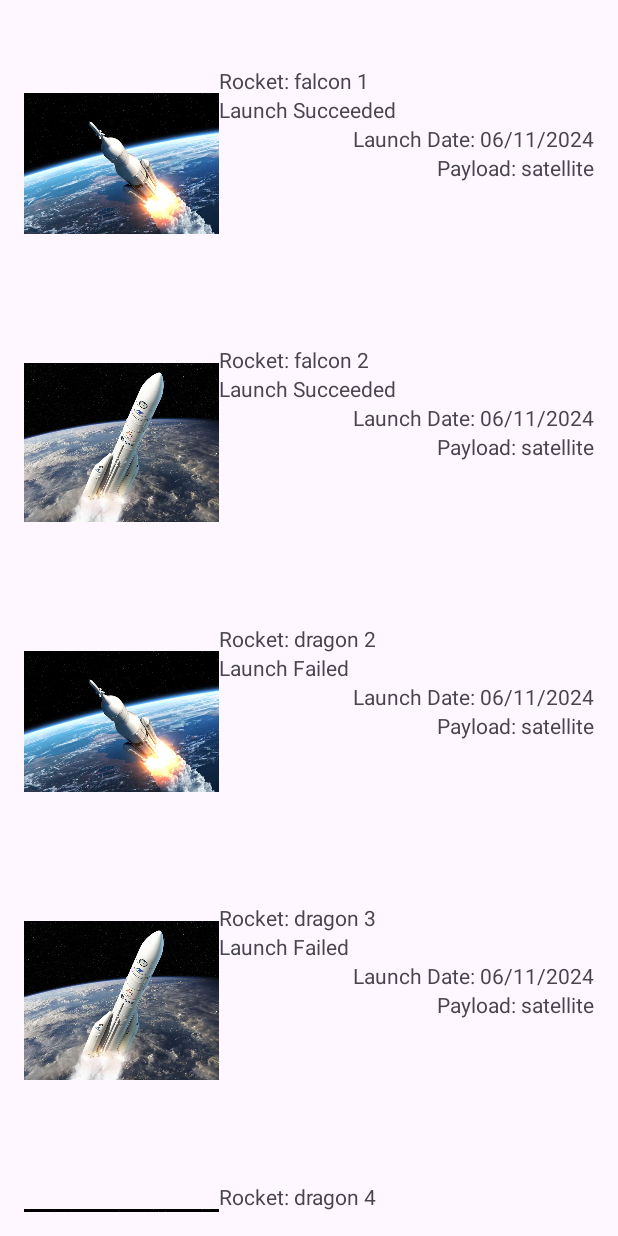
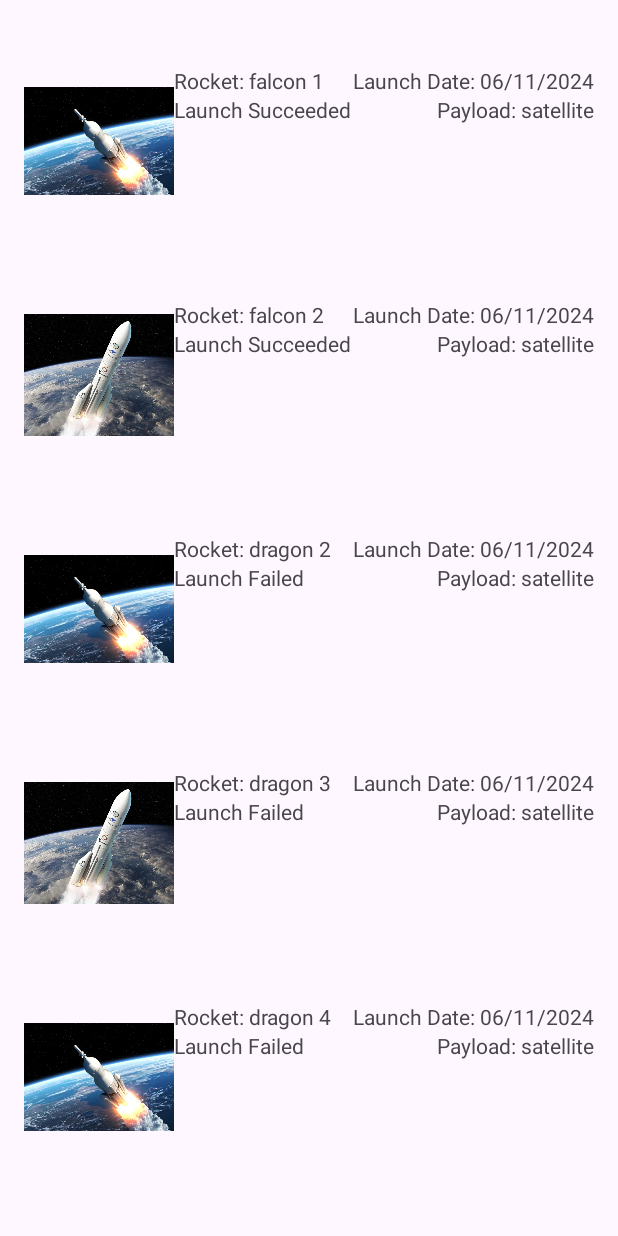
Before and after one commit to carvalho-daniel/android, an Android app: the screen it shows after launch (MainActivity), on a phone screen of 412 x 824 dp. Run offline under Robolectric (Android 15) with nearby library versions, the phone set to English and light mode, and no system bars.

Commit message:
recycler view

```diff
--- a/RecyclerView/app/src/main/res/layout/list_item.xml
+++ b/RecyclerView/app/src/main/res/layout/list_item.xml
@@ -8,8 +8,8 @@
 
     <ImageView
         android:id="@+id/imgFoguete"
-        android:layout_width="130dp"
-        android:layout_height="130dp"
+        android:layout_width="100dp"
+        android:layout_height="100dp"
         />
 
     <TextView
@@ -26,7 +26,7 @@
         android:layout_width="wrap_content"
         android:layout_height="wrap_content"
         android:text="Launch Date 06/11/2024"
-        android:layout_below="@+id/launch_success"
+        android:layout_alignParentRight="true"
         />
 
     <TextView
```
Also changed, not shown: RecyclerView/app/src/main/java/com/example/recyclerview/MainActivity.java (+8 -5 lines), RecyclerView/app/src/main/java/com/example/recyclerview/RocketAdapter.java (+13 -2 lines).
